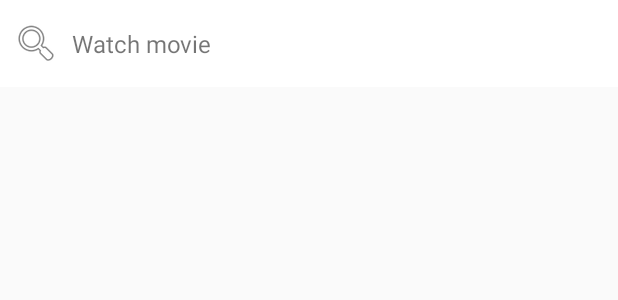
After one commit to alexgsisc/apiservice, an Android app: the layout search_suggestion_item.xml on its own in the app's theme, with its tools: preview values and no code run, on a phone screen of 412 x 824 dp. The commit adds this screen. Shown: the top 300 px of the screen. Run offline under Robolectric (Android 15) with nearby library versions, the phone set to English and light mode, and no system bars.

Commit message:
Buscador cache

```diff
--- a/app/build.gradle
+++ b/app/build.gradle
@@ -9,7 +9,7 @@ android {
 
     defaultConfig {
         applicationId "com.example.apiservice"
-        minSdkVersion 26
+        minSdkVersion 24
         targetSdkVersion 29
         versionCode 1
         versionName "1.0"
--- /dev/null
+++ b/app/src/main/res/layout/search_suggestion_item.xml
@@ -0,0 +1,35 @@
+<?xml version="1.0" encoding="utf-8"?>
+<FrameLayout xmlns:android="http://schemas.android.com/apk/res/android"
+    xmlns:tools="http://schemas.android.com/tools"
+    android:background="@android:color/white"
+    android:orientation="horizontal"
+    android:layout_width="match_parent"
+    android:layout_height="58dp">
+
+    <LinearLayout xmlns:android="http://schemas.android.com/apk/res/android"
+        xmlns:tools="http://schemas.android.com/tools"
+        android:background="?attr/selectableItemBackground"
+        android:orientation="horizontal"
+        android:layout_width="match_parent"
+        android:layout_height="match_parent">
+
+        <ImageView
+            android:id="@+id/iv_suggestion_item_icon"
+            android:layout_width="48dp"
+            android:layout_height="48dp"
+            android:scaleType="centerInside"
+            android:layout_gravity="center"
+            android:src="@android:drawable/ic_menu_search"
+            tools:src="@android:drawable/ic_menu_search"/>
+
+        <TextView
+            android:id="@+id/tv_suggestion_item_title"
+            android:layout_width="match_parent"
+            android:layout_height="match_parent"
+            android:gravity="left|center_vertical"
+            android:textSize="16sp"
+            tools:text="Watch movie"/>
+
+    </LinearLayout>
+
+</FrameLayout>
```
Also changed, not shown: app/src/main/java/com/example/apiservice/common/search/SearchSuggestionAdapter.kt (added, +67 -0 lines), app/src/main/java/com/example/apiservice/user/view/fragment/UserFragment.kt (+32 -2 lines).
